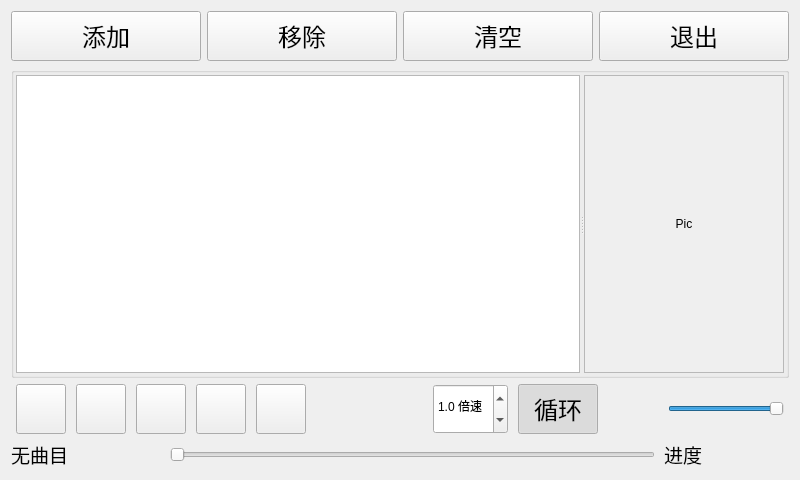
Before: the Qt Designer form CarMachineSystem/musicplayer.ui in 1bailan/Car-machine-system, drawn with Qt 5.
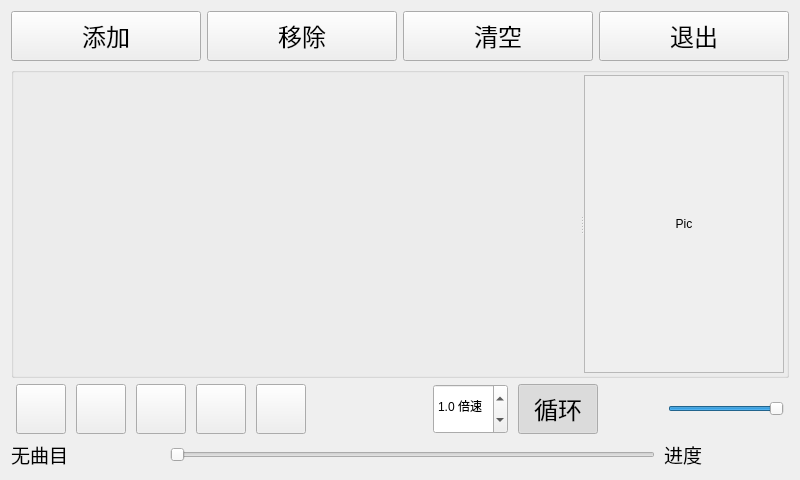
After: the same form once the commit is applied. Icons and pictures are not drawn.

```diff
--- a/CarMachineSystem/musicplayer.ui
+++ b/CarMachineSystem/musicplayer.ui
@@ -172,6 +172,9 @@
              <pointsize>18</pointsize>
             </font>
            </property>
+           <property name="styleSheet">
+            <string notr="true">background-color: rgba(255, 255, 255, 0);</string>
+           </property>
            <property name="editTriggers">
             <set>QAbstractItemView::NoEditTriggers</set>
            </property>
```
Left out of the diff: 25 changed lines with no effect on the pictures.
